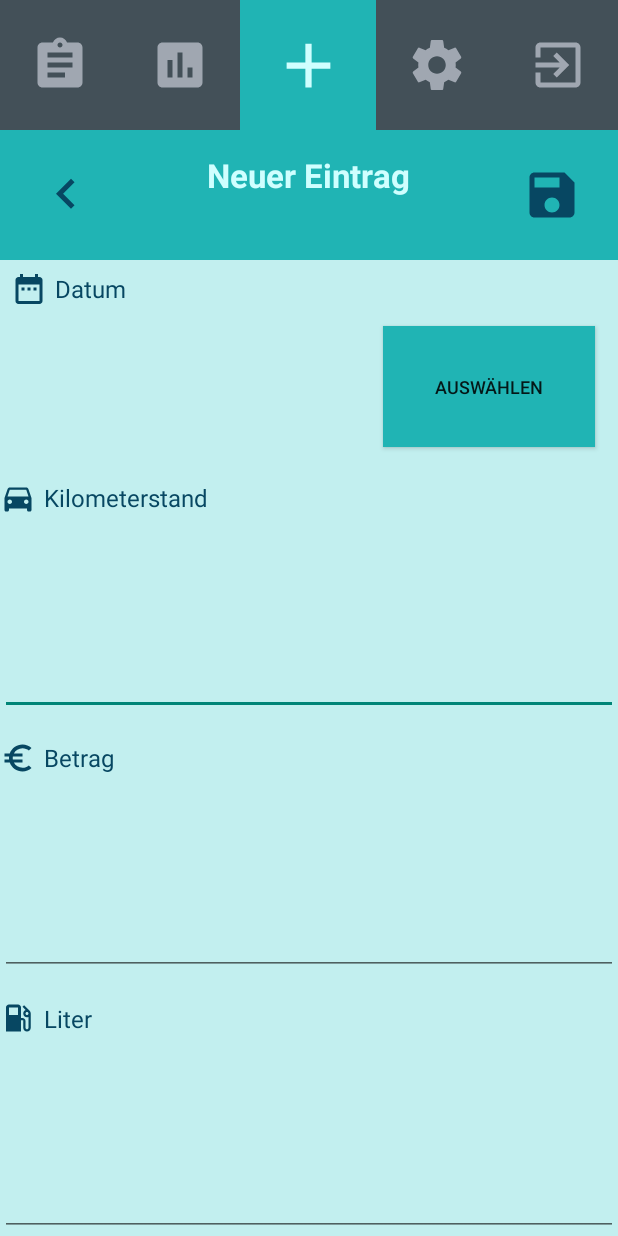
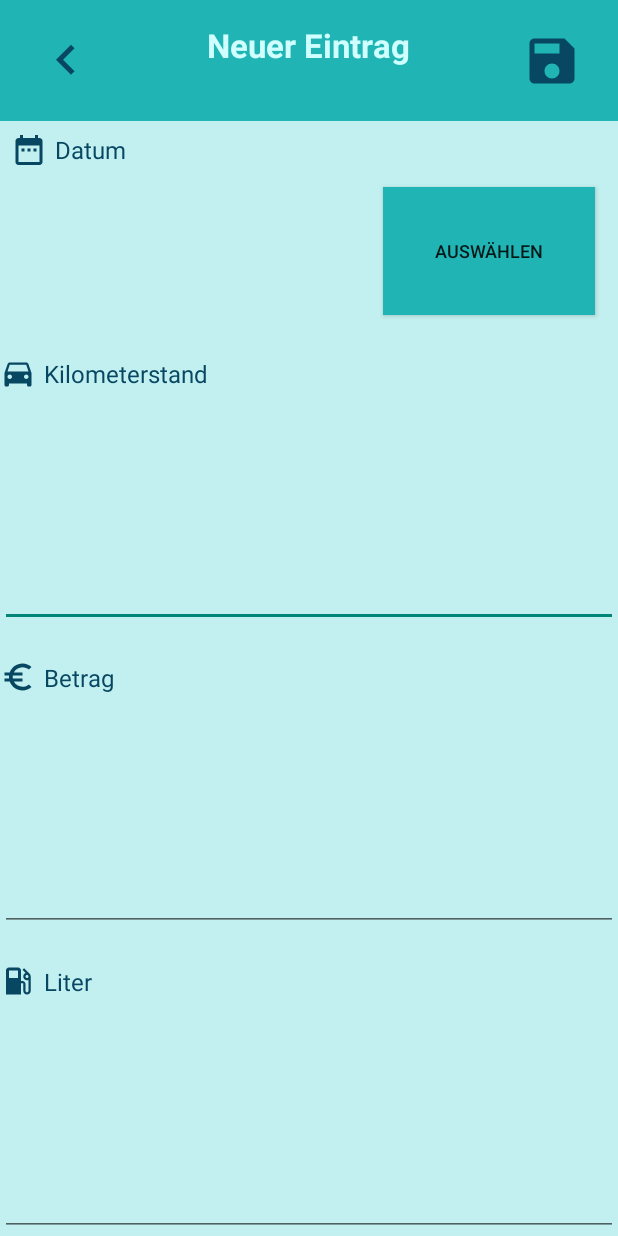
Before and after one commit to BlumMarkus/FillMe, an Android app: the NewEntryActivity screen opened directly, with no data from a screen before it, on a phone screen of 412 x 824 dp. Run offline under Robolectric (Android 15) with nearby library versions, the phone set to English and light mode, and no system bars; 4 statements that could not run were skipped.

Commit message:
neue ShowEntries - Anzeige

```diff
--- a/app/src/main/AndroidManifest.xml
+++ b/app/src/main/AndroidManifest.xml
@@ -16,8 +16,8 @@
                 <category android:name="android.intent.category.LAUNCHER" />
             </intent-filter>
         </activity>
-        <activity android:name=".newEntryActivity" />
-        <activity android:name=".showEntriesActivity" />
+        <activity android:name=".NewEntryActivity" />
+        <activity android:name=".ShowEntriesActivity" />
         <activity android:name=".EditEntryActivity" />
         <activity android:name=".SettingsActivity" />
         <activity android:name=".ShowDiagramActivity"></activity>
--- a/app/src/main/java/de/me/fill/mblum/android/fillme/MenuActivity.java
+++ b/app/src/main/java/de/me/fill/mblum/android/fillme/MenuActivity.java
@@ -99,7 +99,7 @@ public class MenuActivity extends AppCompatActivity {
         btn_add_new_entry.setOnClickListener(new OnClickListener() {
             @Override
             public void onClick(View v) {
-                Intent intent = new Intent(MenuActivity.this, newEntryActivity.class);
+                Intent intent = new Intent(MenuActivity.this, NewEntryActivity.class);
                 startActivity(intent);
             }
         });
@@ -107,7 +107,7 @@ public class MenuActivity extends AppCompatActivity {
         btn_show_statistic_list.setOnClickListener(new OnClickListener() {
             @Override
             public void onClick(View v) {
-                Intent intent = new Intent(MenuActivity.this, showEntriesActivity.class);
+                Intent intent = new Intent(MenuActivity.this, ShowEntriesActivity.class);
                 startActivity(intent);
             }
         });
--- a/app/src/main/java/de/me/fill/mblum/android/fillme/newEntryActivity.java
+++ b/app/src/main/java/de/me/fill/mblum/android/fillme/NewEntryActivity.java
@@ -16,7 +16,7 @@ import android.widget.Toast;
 
 import java.util.Calendar;
 
-public class newEntryActivity extends AppCompatActivity {
+public class NewEntryActivity extends AppCompatActivity {
 
     FillEntry fillEntry;
     FillMeDataSource fmds;
@@ -74,7 +74,7 @@ public class newEntryActivity extends AppCompatActivity {
                 actualDateMonth = actualDateCalendar.get(Calendar.MONTH);
                 actualDateDayOfMonth = actualDateCalendar.get(Calendar.DAY_OF_MONTH);
 
-                DatePickerDialog dialog = new DatePickerDialog(newEntryActivity.this,android.R.style.Theme_DeviceDefault_Light_Dialog,mDateSetListener,actualDateYear,actualDateMonth,actualDateDayOfMonth);
+                DatePickerDialog dialog = new DatePickerDialog(NewEntryActivity.this,android.R.style.Theme_DeviceDefault_Light_Dialog,mDateSetListener,actualDateYear,actualDateMonth,actualDateDayOfMonth);
                 dialog.show();
             }
         });
@@ -95,7 +95,7 @@ public class newEntryActivity extends AppCompatActivity {
                 String workerDate = tv_newEntry_date_field.getText().toString();
 
                 if (workerDate.equals("")) {
-                    Toast.makeText(newEntryActivity.this, "Datumfeld darf nicht leer sein!", Toast.LENGTH_SHORT).show();
+                    Toast.makeText(NewEntryActivity.this, "Datumfeld darf nicht leer sein!", Toast.LENGTH_SHORT).show();
                     Log.d(LOGTAG, "Usereingabe im Feld 'tv_date' nicht erfüllt!");
                 } else {
                     Log.d(LOGTAG, workerDate + " wurde erfolgreich aus dem TextView tv_date übertragen.");
@@ -103,7 +103,7 @@ public class newEntryActivity extends AppCompatActivity {
                     EditText input_mileage = (EditText) findViewById(R.id.input_newEntry_mileage);
                     String workerMileage = input_mileage.getText().toString();
                     if ( workerMileage.equals("") ) {
-                        Toast.makeText(newEntryActivity.this, "Kilometerstand darf nicht leer sein!", Toast.LENGTH_SHORT).show();
+                        Toast.makeText(NewEntryActivity.this, "Kilometerstand darf nicht leer sein!", Toast.LENGTH_SHORT).show();
                         Log.d(LOGTAG, "Usereingabe im Feld 'input_Mileage' nicht erfüllt!");
                     } else {
                         Log.d(LOGTAG, workerMileage + " wurde erfolgreich aus dem EditText input_mileage übertragen.");
@@ -111,7 +111,7 @@ public class newEntryActivity extends AppCompatActivity {
                         EditText input_amount = (EditText) findViewById(R.id.input_newEntry_cost);
                         String workerAmount = input_amount.getText().toString();
                         if ( workerAmount.equals("") ) {
-                            Toast.makeText(newEntryActivity.this, "Betrag darf nicht leer sein!", Toast.LENGTH_SHORT).show();
+                            Toast.makeText(NewEntryActivity.this, "Betrag darf nicht leer sein!", Toast.LENGTH_SHORT).show();
                             Log.d(LOGTAG, "Usereingabe im Feld 'input_Amount' nicht erfüllt!");
                         } else {
                             Log.d(LOGTAG, workerAmount + " wurde erfolgreich aus dem EditText input_amount übertragen.");
@@ -119,7 +119,7 @@ public class newEntryActivity extends AppCompatActivity {
                             EditText input_liter = (EditText) findViewById(R.id.input_newEntry_liter);
                             String workerLiter = input_liter.getText().toString();
                             if ( workerLiter.equals("") ) {
-                                Toast.makeText(newEntryActivity.this, "Literfeld darf nicht leer sein!", Toast.LENGTH_SHORT).show();
+                                Toast.makeText(NewEntryActivity.this, "Literfeld darf nicht leer sein!", Toast.LENGTH_SHORT).show();
                                 Log.d(LOGTAG, "Usereingabe im Feld 'input_Liter' nicht erfüllt!");
                             } else {
                                 Log.d(LOGTAG, workerLiter + " wurde erfolgreich aus dem EditText input_liter übertragen.");
@@ -134,9 +134,9 @@ public class newEntryActivity extends AppCompatActivity {
                                 boolean result = fmds.writeEntry(fillEntry);
 
                                 if (result) {
-                                    Toast.makeText(newEntryActivity.this, "Datenbankeintrag erfolgreich", Toast.LENGTH_SHORT).show();
+                                    Toast.makeText(NewEntryActivity.this, "Datenbankeintrag erfolgreich", Toast.LENGTH_SHORT).show();
                                 } else {
-                                    Toast.makeText(newEntryActivity.this, "Datenbankeintrag fehlgeschlagen", Toast.LENGTH_SHORT).show();
+                                    Toast.makeText(NewEntryActivity.this, "Datenbankeintrag fehlgeschlagen", Toast.LENGTH_SHORT).show();
                                 }
 
                                 Log.d(LOGTAG,"Activity wird nun geschlossen.");
@@ -158,7 +158,7 @@ public class newEntryActivity extends AppCompatActivity {
         btn_menu_statistic_list.setOnClickListener(new OnClickListener() {
             @Override
             public void onClick(View v) {
-                Intent intent = new Intent(newEntryActivity.this, showEntriesActivity.class);
+                Intent intent = new Intent(NewEntryActivity.this, ShowEntriesActivity.class);
                 startActivity(intent);
             }
         });
@@ -166,7 +166,7 @@ public class newEntryActivity extends AppCompatActivity {
         btn_menu_statistic_diagram.setOnClickListener(new OnClickListener() {
             @Override
             public void onClick(View v) {
-                Intent intent = new Intent(newEntryActivity.this, ShowDiagramActivity.class);
+                Intent intent = new Intent(NewEntryActivity.this, ShowDiagramActivity.class);
                 startActivity(intent);
             }
         });
--- a/app/src/main/res/drawable/newentry_add_new.xml
+++ /dev/null
@@ -1,4 +0,0 @@
-<vector android:height="50dp" android:viewportHeight="24.0"
-    android:viewportWidth="24.0" android:width="50dp" xmlns:android="http://schemas.android.com/apk/res/android">
-    <path android:fillColor="#cfffff" android:pathData="M19,13h-6v6h-2v-6H5v-2h6V5h2v6h6v2z"/>
-</vector>
--- /dev/null
+++ b/app/src/main/res/drawable/showentries_delete_item.xml
@@ -0,0 +1,4 @@
+<vector android:height="40dp" android:viewportHeight="24.0"
+    android:viewportWidth="24.0" android:width="40dp" xmlns:android="http://schemas.android.com/apk/res/android">
+    <path android:fillColor="#FF000000" android:pathData="M6,19c0,1.1 0.9,2 2,2h8c1.1,0 2,-0.9 2,-2V7H6v12zM19,4h-3.5l-1,-1h-5l-1,1H5v2h14V4z"/>
+</vector>
--- /dev/null
+++ b/app/src/main/res/drawable/showentries_edit_item.xml
@@ -0,0 +1,4 @@
+<vector android:height="40dp" android:viewportHeight="24.0"
+    android:viewportWidth="24.0" android:width="40dp" xmlns:android="http://schemas.android.com/apk/res/android">
+    <path android:fillColor="#FF000000" android:pathData="M3,17.25V21h3.75L17.81,9.94l-3.75,-3.75L3,17.25zM20.71,7.04c0.39,-0.39 0.39,-1.02 0,-1.41l-2.34,-2.34c-0.39,-0.39 -1.02,-0.39 -1.41,0l-1.83,1.83 3.75,3.75 1.83,-1.83z"/>
+</vector>
--- a/app/src/main/res/drawable/showentries_show_list.xml
+++ /dev/null
@@ -1,4 +0,0 @@
-<vector android:height="40dp" android:viewportHeight="24.0"
-    android:viewportWidth="24.0" android:width="40dp" xmlns:android="http://schemas.android.com/apk/res/android">
-    <path android:fillColor="#cfffff" android:pathData="M19,3h-4.18C14.4,1.84 13.3,1 12,1c-1.3,0 -2.4,0.84 -2.82,2L5,3c-1.1,0 -2,0.9 -2,2v14c0,1.1 0.9,2 2,2h14c1.1,0 2,-0.9 2,-2L21,5c0,-1.1 -0.9,-2 -2,-2zM12,3c0.55,0 1,0.45 1,1s-0.45,1 -1,1 -1,-0.45 -1,-1 0.45,-1 1,-1zM14,17L7,17v-2h7v2zM17,13L7,13v-2h10v2zM17,9L7,9L7,7h10v2z"/>
-</vector>
--- a/app/src/main/res/layout/activity_menu.xml
+++ b/app/src/main/res/layout/activity_menu.xml
@@ -92,7 +92,6 @@
             android:layout_height="wrap_content"
             android:layout_weight="2"
             android:drawableStart="@drawable/car_icon"
-            android:fontFamily="sans-serif"
             android:gravity="center"
             android:paddingEnd="16dp"
             android:paddingStart="16dp"
@@ -118,7 +117,6 @@
             android:layout_marginBottom="15dp"
             android:layout_weight="3"
             android:drawableStart="@drawable/calendar_icon"
-            android:fontFamily="sans-serif"
             android:gravity="center"
             android:paddingEnd="16dp"
             android:paddingStart="16dp"
--- a/app/src/main/res/layout/activity_newentry.xml
+++ b/app/src/main/res/layout/activity_newentry.xml
@@ -7,73 +7,16 @@
     android:layout_width="match_parent"
     android:layout_height="match_parent"
     android:orientation="vertical"
-    tools:context="de.me.fill.mblum.android.fillme.newEntryActivity">
-
-    <LinearLayout
-        android:id="@+id/newEntry_layout_icon"
-        android:layout_width="match_parent"
-        android:layout_height="0dp"
-        android:orientation="horizontal"
-        android:layout_weight="2"
-        android:background="@color/background"
-        app:layout_constraintHorizontal_bias="0.0"
-        app:layout_constraintLeft_toLeftOf="parent"
-        app:layout_constraintRight_toRightOf="parent"
-        app:layout_constraintTop_toBottomOf="parent">
-
-
-        <ImageButton
-            android:id="@+id/btn_newEntry_show_statistic_list"
-            android:layout_width="wrap_content"
-            android:layout_height="match_parent"
-            android:layout_weight="1"
-            android:background="@color/background"
-            app:srcCompat="@drawable/menu_show_list"/>
-
-        <ImageButton
-            android:id="@+id/btn_newEntry_show_statistic_diagram"
-            android:layout_width="wrap_content"
-            android:layout_height="match_parent"
-            android:layout_weight="1"
-            android:background="@color/background"
-            app:srcCompat="@drawable/menu_show_statistics" />
-
-        <ImageButton
-            android:id="@+id/btn_newEntry_add_new_entry"
-            android:layout_width="wrap_content"
-            android:layout_height="match_parent"
-            android:layout_weight="1"
-            android:background="@color/backgroundBlue"
-            app:srcCompat="@drawable/newentry_add_new" />
-
-        <ImageButton
-            android:id="@+id/btn_newEntry_show_settings"
-            android:layout_width="wrap_content"
-            android:layout_height="match_parent"
-            android:layout_weight="1"
-            android:background="@color/background"
-            app:srcCompat="@drawable/menu_show_settings" />
-
-        <ImageButton
-            android:id="@+id/btn_newEntry_exit_app"
-            android:layout_width="wrap_content"
-            android:layout_height="match_parent"
-            android:layout_weight="1"
-            android:background="@color/background"
-            app:srcCompat="@drawable/menu_exit_app" />
-    </LinearLayout>
+    tools:context="de.me.fill.mblum.android.fillme.NewEntryActivity">
 
     <LinearLayout
         android:id="@+id/newEntry_layout_headline"
         android:layout_width="match_parent"
         android:layout_height="0dp"
         android:orientation="horizontal"
-        android:layout_weight="2"
+        android:layout_weight="1.2"
         android:background="@color/backgroundBlue"
-        app:layout_constraintHorizontal_bias="0.0"
-        app:layout_constraintLeft_toLeftOf="parent"
-        app:layout_constraintRight_toRightOf="parent"
-        app:layout_constraintTop_toBottomOf="@id/newEntry_layout_icon">
+        app:layout_constraintTop_toBottomOf="parent">
 
         <ImageButton
             android:id="@+id/btn_newEntry_back"
@@ -109,11 +52,8 @@
         android:layout_width="match_parent"
         android:layout_height="0dp"
         android:orientation="horizontal"
-        android:layout_weight="3"
+        android:layout_weight="2"
         android:background="@color/backgroundlightBlue"
-        app:layout_constraintHorizontal_bias="0.0"
-        app:layout_constraintLeft_toLeftOf="parent"
-        app:layout_constraintRight_toRightOf="parent"
         app:layout_constraintTop_toBottomOf="@id/newEntry_layout_headline">
 
         <TextView
@@ -158,11 +98,8 @@
         android:layout_width="match_parent"
         android:layout_height="0dp"
         android:orientation="vertical"
-        android:layout_weight="4"
+        android:layout_weight="3"
         android:background="@color/backgroundlightBlue"
-        app:layout_constraintHorizontal_bias="0.0"
-        app:layout_constraintLeft_toLeftOf="parent"
-        app:layout_constraintRight_toRightOf="parent"
         app:layout_constraintTop_toBottomOf="@id/newEntry_layout_date">
 
         <TextView
@@ -194,11 +131,8 @@
         android:layout_width="match_parent"
         android:layout_height="0dp"
         android:orientation="vertical"
-        android:layout_weight="4"
+        android:layout_weight="3"
         android:background="@color/backgroundlightBlue"
-        app:layout_constraintHorizontal_bias="0.0"
-        app:layout_constraintLeft_toLeftOf="parent"
-        app:layout_constraintRight_toRightOf="parent"
         app:layout_constraintTop_toBottomOf="@id/newEntry_layout_date">
 
         <TextView
@@ -230,11 +164,8 @@
         android:layout_width="match_parent"
         android:layout_height="0dp"
         android:orientation="vertical"
-        android:layout_weight="4"
+        android:layout_weight="3"
         android:background="@color/backgroundlightBlue"
-        app:layout_constraintHorizontal_bias="0.0"
-        app:layout_constraintLeft_toLeftOf="parent"
-        app:layout_constraintRight_toRightOf="parent"
         app:layout_constraintTop_toBottomOf="@id/newEntry_layout_date">
 
         <TextView
```
Also changed, not shown: app/src/main/java/de/me/fill/mblum/android/fillme/ShowEntriesActivity.java (renamed from app/src/main/java/de/me/fill/mblum/android/fillme/showEntriesActivity.java, +6 -9 lines), app/src/main/java/de/me/fill/mblum/android/fillme/ShowEntriesListViewAdapter.java (renamed from app/src/main/java/de/me/fill/mblum/android/fillme/ListViewAdapter.java, +3 -4 lines), app/src/main/res/layout/activity_show_entries.xml (+4 -60 lines), app/src/main/res/layout/custom_list.xml (deleted, +0 -58 lines), app/src/main/res/layout/format_listview_showentries.xml (added, +143 -0 lines).
